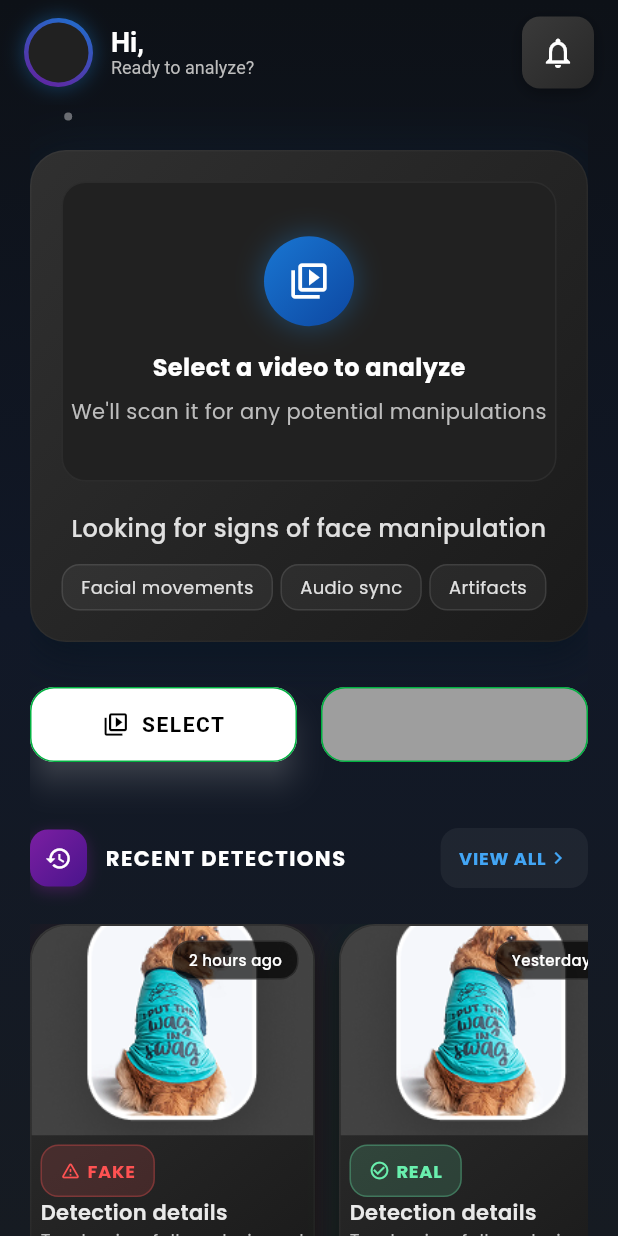
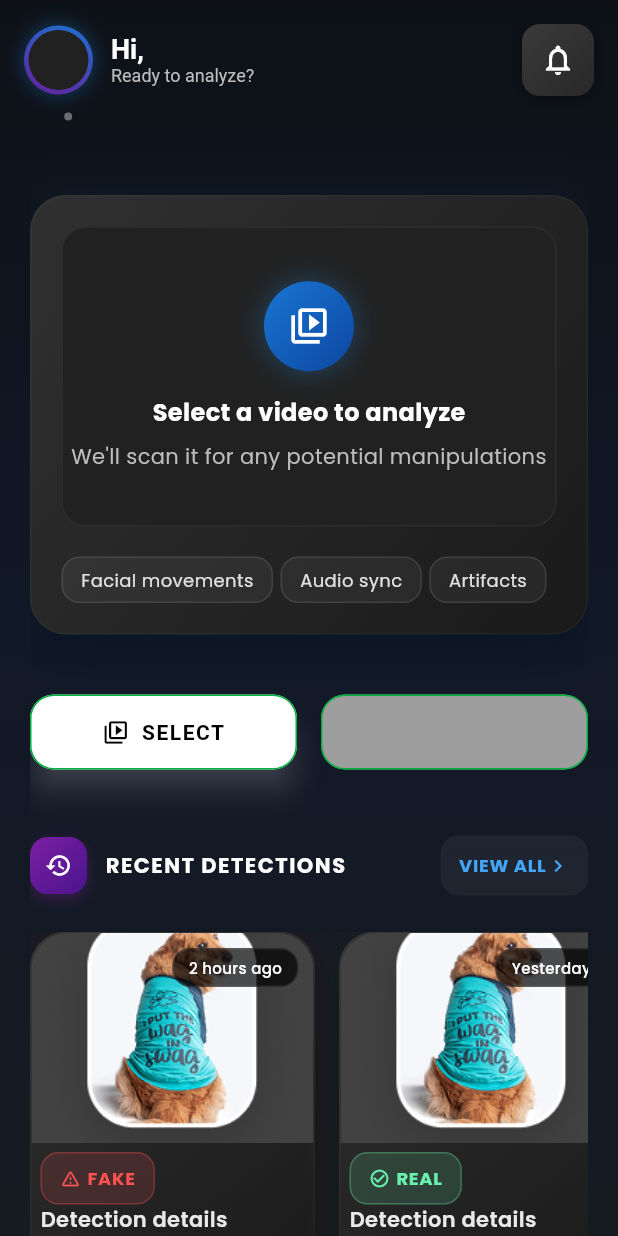
Before and after one commit to TheUditBhardwaj/deepfake-app, a Flutter app: the HomeScreen screen opened directly, on a phone screen of 412 x 824 dp. Run offline on Flutter 3.47's test engine with Material 3 defaults, Android fonts, the phone set to English and light mode, and no system bars; our stand-ins replace cloud_firestore, connectivity_plus, firebase_auth, firebase_core, flutter_native_splash, get and 9 more; accounts and stored records are empty; project files that could hold a hidden picture were left out.

Commit message:
home done

```diff
--- a/lib/features/deepfake/screens/home/home.dart
+++ b/lib/features/deepfake/screens/home/home.dart
@@ -216,7 +216,7 @@ class _HomeScreenState extends State<HomeScreen> with TickerProviderStateMixin {
       appBar: AppBar(
         backgroundColor: Colors.transparent,
         elevation: 0,
-        toolbarHeight: 70,
+        toolbarHeight: 80,
         title: Row(
           children: [
             AnimatedBuilder(
@@ -313,6 +313,7 @@ class _HomeScreenState extends State<HomeScreen> with TickerProviderStateMixin {
       ),
       body: Stack(
         children: [
+
           // Animated background with particles
           Container(
             width: double.infinity,
@@ -342,12 +343,12 @@ class _HomeScreenState extends State<HomeScreen> with TickerProviderStateMixin {
               child: Column(
                 crossAxisAlignment: CrossAxisAlignment.start,
                 children: [
-                  SizedBox(height: 100), // Account for extended AppBar
+                  SizedBox(height: 130), // Account for extended AppBar
 
                   // Video upload section with preview and animations
                   _buildVideoUploadSection(),
 
-                  SizedBox(height: 30),
+                  SizedBox(height: 40),
 
                   // Action buttons with animations
                   _buildActionButtons(),
@@ -563,7 +564,7 @@ class _HomeScreenState extends State<HomeScreen> with TickerProviderStateMixin {
                 crossAxisAlignment: CrossAxisAlignment.start,
                 children: [
                   Text(
-                    'Selected Video',
+                    'Sequence Length',
                     style: TextStyle(
                       fontSize: 16,
                       fontWeight: FontWeight.bold,
@@ -602,9 +603,10 @@ class _HomeScreenState extends State<HomeScreen> with TickerProviderStateMixin {
             Expanded(
               child: Slider(
                 value: _sequenceLength.toDouble(),
-                min: 5,
-                max: _maxFrames.toDouble(),
-                divisions: 19,
+                min: 10,
+                max: 100,
+                divisions: 100,
+
                 activeColor: Colors.blue[700],
                 inactiveColor: Colors.grey[800],
                 onChanged: (value) {
@@ -707,16 +709,6 @@ class _HomeScreenState extends State<HomeScreen> with TickerProviderStateMixin {
           ),
         ),
         SizedBox(height: 20),
-        Text(
-          'Looking for signs of face manipulation',
-          style: TextStyle(
-            fontSize: 16,
-            fontWeight: FontWeight.w500,
-            color: Colors.grey[300],
-          ),
-          textAlign: TextAlign.center,
-        ),
-        SizedBox(height: 12),
         Row(
           mainAxisAlignment: MainAxisAlignment.start,
           children: [
@@ -989,6 +981,8 @@ class _HomeScreenState extends State<HomeScreen> with TickerProviderStateMixin {
                                   color: Colors.grey[400],
                                 ),
                               ),
+                              // SizedBox(height: 4),
+
                             ],
                           ),
                         ),
```
